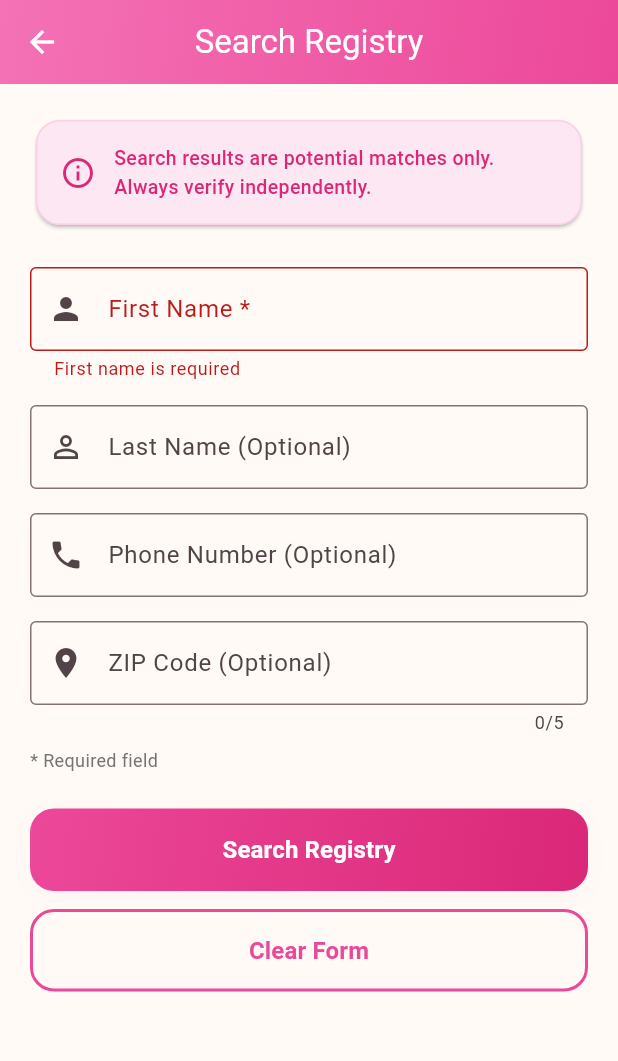
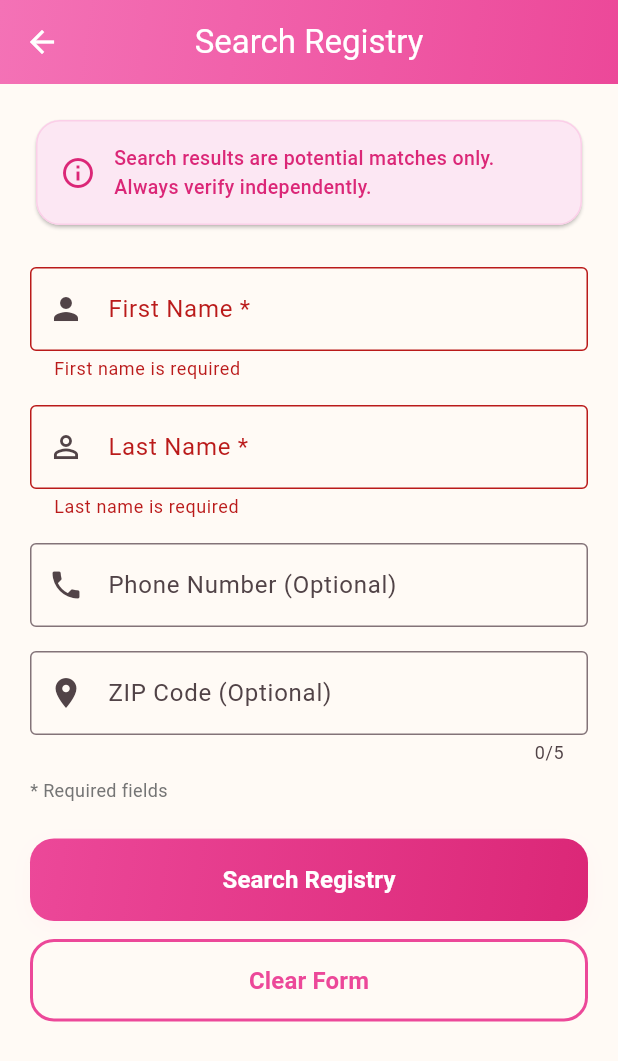
Before and after one commit to bobbyburns1989/redflag, a Flutter app: the SearchScreen screen opened by its route, after a tap on "Search Registry", on a phone screen of 412 x 824 dp. Shown: the top 1061 px of the screen. Run offline on Flutter 3.47's test engine with Material 3 defaults, Android fonts, the phone set to English and light mode, and no system bars.

Commit message:
Make Last Name required for improved search accuracy
Frontend Changes:
- Updated search form to require last name field
- Added validation for last name (minimum 2 characters)
- Changed label from "Last Name (Optional)" to "Last Name *"
- Updated helper text to "* Required fields" (plural)
- Always send lastName to API (no longer sends null)

Backend Changes:
- Updated SearchRequest model to require lastName parameter
- Removed Optional type and default value from lastName field
- API now enforces both firstName and lastName in requests

Documentation Updates:
- Updated README.md to reflect lastName is now required
- Updated feature descriptions and examples
- Updated test commands and troubleshooting guide

Rationale:
- Significantly improves search accuracy
- Reduces false positives with common first names
- More useful and reliable results for safety purposes
- Aligns with real-world usage patterns

🤖 Generated with [Claude Code](https://claude.com/claude-code)

Co-Authored-By: Claude <noreply@anthropic.com>

```diff
--- a/safety_app/lib/screens/search_screen.dart
+++ b/safety_app/lib/screens/search_screen.dart
@@ -45,9 +45,7 @@ class _SearchScreenState extends State<SearchScreen> {
       final apiService = ApiService();
       final result = await apiService.searchByName(
         firstName: _firstNameController.text.trim(),
-        lastName: _lastNameController.text.trim().isEmpty
-            ? null
-            : _lastNameController.text.trim(),
+        lastName: _lastNameController.text.trim(),
         phoneNumber: _phoneController.text.trim().isEmpty
             ? null
             : _phoneController.text.trim(),
@@ -204,16 +202,25 @@ class _SearchScreenState extends State<SearchScreen> {
                 ),
                 const SizedBox(height: 16),
 
-                // Last name field (optional)
+                // Last name field (required)
                 TextFormField(
                   controller: _lastNameController,
                   decoration: const InputDecoration(
-                    labelText: 'Last Name (Optional)',
+                    labelText: 'Last Name *',
                     hintText: 'Enter last name',
                     prefixIcon: Icon(Icons.person_outline),
                     border: OutlineInputBorder(),
                   ),
                   textCapitalization: TextCapitalization.words,
+                  validator: (value) {
+                    if (value == null || value.trim().isEmpty) {
+                      return 'Last name is required';
+                    }
+                    if (value.trim().length < 2) {
+                      return 'Last name must be at least 2 characters';
+                    }
+                    return null;
+                  },
                 ),
                 const SizedBox(height: 16),
 
@@ -267,7 +274,7 @@ class _SearchScreenState extends State<SearchScreen> {
 
                 // Helper text
                 Text(
-                  '* Required field',
+                  '* Required fields',
                   style: TextStyle(
                     fontSize: 12,
                     color: Colors.grey.shade600,
```
Also changed, not shown: 2 other files.
